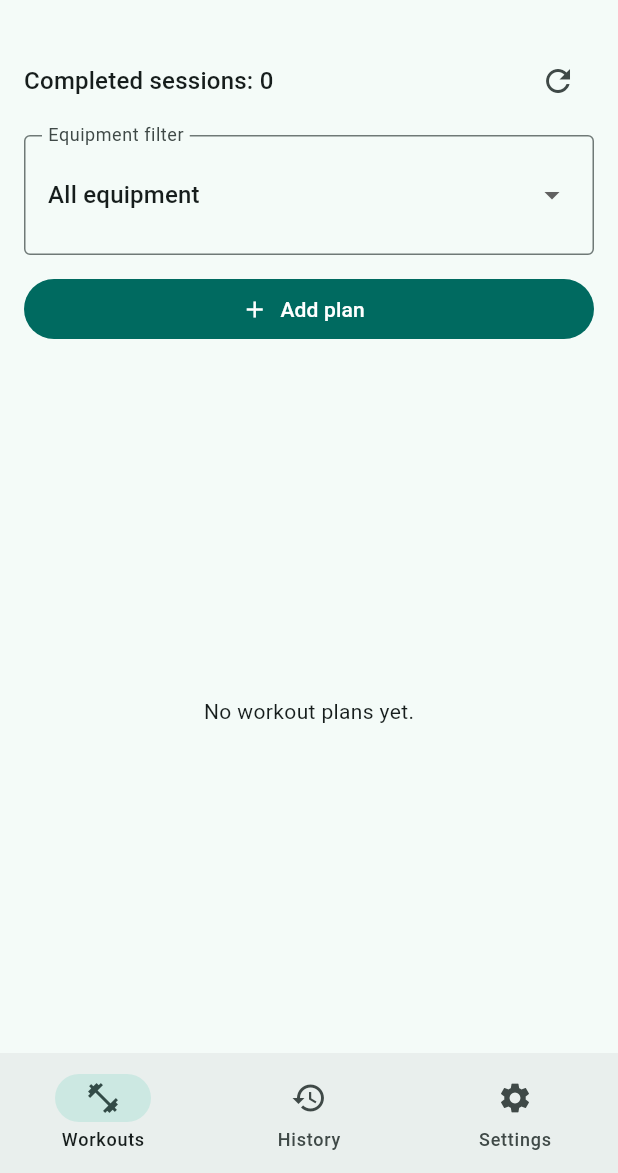
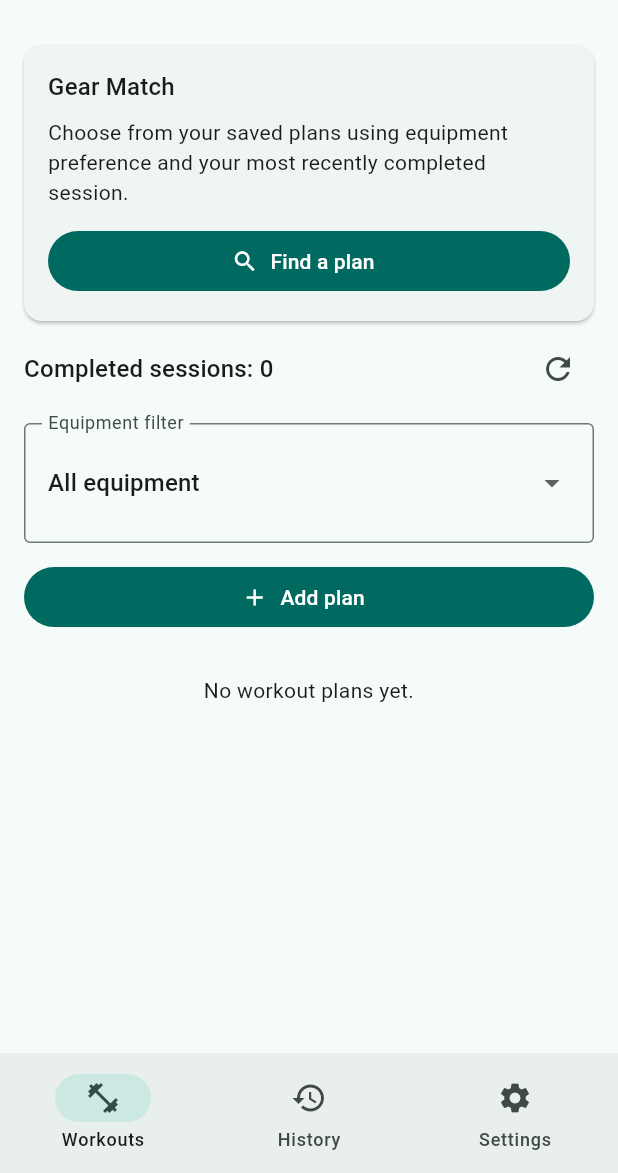
Before and after one commit to jemel119/movement_quest, a Flutter app: the screen it shows after launch, on a phone screen of 412 x 824 dp, the part 63-1236 px from its top. Run offline on Flutter 3.47's test engine with Material 3 defaults, Android fonts, the phone set to English and light mode, and no system bars; our stand-ins replace shared_preferences, sqflite; accounts and stored records are empty.

Commit message:
Make Gear Match catalog scrollable and fix test interactions

```diff
--- a/lib/screens/workout_catalog_screen.dart
+++ b/lib/screens/workout_catalog_screen.dart
@@ -3,6 +3,7 @@ import 'package:provider/provider.dart';
 
 import '../controllers/workout_controller.dart';
 import '../models/workout_plan.dart';
+import '../widgets/gear_match_panel.dart';
 import '../widgets/workout_card.dart';
 import 'workout_detail_screen.dart';
 import 'workout_editor_screen.dart';
@@ -138,10 +139,14 @@ class _WorkoutCatalogScreenState extends State<WorkoutCatalogScreen> {
         final busy = controller.isBusy || _confirmingDelete || _openingPage;
         final plans = controller.plans;
 
-        return Column(
+        return SingleChildScrollView(
+          padding: const EdgeInsets.fromLTRB(12, 12, 12, 24),
+          child: Column(
+            crossAxisAlignment: CrossAxisAlignment.stretch,
             children: [
+              GearMatchPanel(enabled: !busy, onViewPlan: _openDetails),
               Padding(
-              padding: const EdgeInsets.all(16),
+                padding: const EdgeInsets.all(4),
                 child: Column(
                   crossAxisAlignment: CrossAxisAlignment.stretch,
                   children: [
@@ -172,7 +177,9 @@ class _WorkoutCatalogScreenState extends State<WorkoutCatalogScreen> {
                         child: DropdownButton<String>(
                           value: controller.equipmentFilter,
                           isExpanded: true,
-                        onChanged: busy ? null : controller.setEquipmentFilter,
+                          onChanged: busy
+                              ? null
+                              : controller.setEquipmentFilter,
                           items: [
                             const DropdownMenuItem<String>(
                               value: null,
@@ -199,7 +206,7 @@ class _WorkoutCatalogScreenState extends State<WorkoutCatalogScreen> {
               ),
               if (controller.error != null)
                 Padding(
-                padding: const EdgeInsets.symmetric(horizontal: 16),
+                  padding: const EdgeInsets.all(4),
                   child: Column(
                     children: [
                       Text(
@@ -214,44 +221,41 @@ class _WorkoutCatalogScreenState extends State<WorkoutCatalogScreen> {
                   ),
                 ),
               if (controller.isLoading)
-              const LinearProgressIndicator(semanticsLabel: 'Loading workouts'),
-            Expanded(
-              child: !controller.hasLoaded
-                  ? Center(
+                const LinearProgressIndicator(
+                  semanticsLabel: 'Loading workouts',
+                ),
+              if (!controller.hasLoaded)
+                Padding(
+                  padding: const EdgeInsets.all(24),
                   child: Text(
                     controller.isLoading
                         ? 'Loading your workouts...'
                         : 'Your workouts could not be loaded.',
+                    textAlign: TextAlign.center,
                   ),
                 )
-                  : plans.isEmpty
-                  ? Center(
-                      child: Padding(
+              else if (plans.isEmpty)
+                Padding(
                   padding: const EdgeInsets.all(24),
                   child: Text(
                     controller.equipmentFilter == null
                         ? 'No workout plans yet.'
                         : 'No plans match this equipment filter.',
-                        ),
+                    textAlign: TextAlign.center,
                   ),
                 )
-                  : ListView.builder(
-                      padding: const EdgeInsets.fromLTRB(12, 0, 12, 16),
-                      itemCount: plans.length,
-                      itemBuilder: (context, index) {
-                        final plan = plans[index];
-
-                        return WorkoutCard(
+              else
+                ...plans.map(
+                  (plan) => WorkoutCard(
                     key: ValueKey(plan.id),
                     plan: plan,
                     onView: busy ? null : () => _openDetails(plan),
                     onEdit: busy ? null : () => _openEditor(plan: plan),
                     onDelete: busy ? null : () => _deletePlan(plan),
-                        );
-                      },
                   ),
                 ),
             ],
+          ),
         );
       },
     );
--- /dev/null
+++ b/lib/widgets/gear_match_panel.dart
@@ -0,0 +1,186 @@
+import 'package:flutter/material.dart';
+import 'package:provider/provider.dart';
+
+import '../controllers/preferences_controller.dart';
+import '../models/workout_plan.dart';
+import '../repositories/training_log_repository.dart';
+import '../repositories/workout_repository.dart';
+import '../services/gear_match_service.dart';
+
+class GearMatchPanel extends StatefulWidget {
+  final bool enabled;
+  final ValueChanged<WorkoutPlan> onViewPlan;
+
+  const GearMatchPanel({
+    super.key,
+    required this.onViewPlan,
+    this.enabled = true,
+  });
+
+  @override
+  State<GearMatchPanel> createState() => _GearMatchPanelState();
+}
+
+class _GearMatchPanelState extends State<GearMatchPanel> {
+  final _service = GearMatchService();
+
+  GearMatchResult? _result;
+  String? _message;
+
+  bool _loading = false;
+
+  Future<void> _recommend() async {
+    if (_loading || !widget.enabled) return;
+
+    setState(() {
+      _loading = true;
+      _result = null;
+      _message = null;
+    });
+
+    try {
+      final preferences = context.read<PreferencesController>();
+      final workouts = context.read<WorkoutRepository>();
+      final trainingLogs = context.read<TrainingLogRepository>();
+
+      if (!preferences.hasLoaded) {
+        final loaded = await preferences.load();
+
+        if (!mounted) return;
+
+        if (!loaded) {
+          setState(() {
+            _message =
+                preferences.error ??
+                'Could not load your equipment preference. Try again.';
+          });
+          return;
+        }
+      }
+
+      final equipmentPreference = preferences.preferences.equipmentPreference;
+
+      final plans = await workouts.getPlans();
+      final logs = await trainingLogs.getLogs();
+
+      if (!mounted) return;
+
+      final result = _service.recommend(
+        plans: plans,
+        logs: logs,
+        equipmentPreference: equipmentPreference,
+      );
+
+      setState(() {
+        _result = result;
+
+        if (result == null) {
+          _message = 'Add a workout plan, then try Gear Match again.';
+        }
+      });
+    } on ArgumentError {
+      if (!mounted) return;
+
+      setState(() {
+        _message =
+            'Gear Match received invalid input. Check your saved plans '
+            'and equipment preference.';
+      });
+    } on StateError {
+      if (!mounted) return;
+
+      setState(() {
+        _message =
+            'Gear Match could not use the saved session data. '
+            'Check your training history.';
+      });
+    } catch (_) {
+      if (!mounted) return;
+
+      setState(() {
+        _message = 'Could not load a recommendation. Try again.';
+      });
+    } finally {
+      if (mounted) {
+        setState(() => _loading = false);
+      }
+    }
+  }
+
+  void _dismiss() {
+    setState(() {
+      _result = null;
+      _message = null;
+    });
+  }
+
+  @override
+  Widget build(BuildContext context) {
+    final busy = _loading || !widget.enabled;
+    final result = _result;
+
+    return Card(
+      child: Padding(
+        padding: const EdgeInsets.all(16),
+        child: Column(
+          crossAxisAlignment: CrossAxisAlignment.stretch,
+          children: [
+            Text('Gear Match', style: Theme.of(context).textTheme.titleMedium),
+            const SizedBox(height: 8),
+            const Text(
+              'Choose from your saved plans using equipment preference '
+              'and your most recently completed session.',
+            ),
+            const SizedBox(height: 12),
+            FilledButton.icon(
+              onPressed: busy ? null : _recommend,
+              icon: const Icon(Icons.search),
+              label: Text(_loading ? 'Finding a plan...' : 'Find a plan'),
+            ),
+            if (_message != null) ...[
+              const SizedBox(height: 12),
+              Text(_message!, semanticsLabel: 'Gear Match: $_message'),
+            ],
+            if (result != null) ...[
+              const SizedBox(height: 16),
+              Text(
+                'Suggested plan: ${result.plan.title}',
+                style: Theme.of(context).textTheme.titleMedium,
+              ),
+              const SizedBox(height: 8),
+              Text('Rule score: ${result.score} of 3'),
+              const SizedBox(height: 8),
+              Text(result.reason),
+              const SizedBox(height: 8),
+              const Text(
+                'This is a rule-based suggestion, '
+                'not fitness or medical advice.',
+              ),
+              const SizedBox(height: 12),
+              Wrap(
+                spacing: 8,
+                children: [
+                  TextButton.icon(
+                    onPressed: busy
+                        ? null
+                        : () {
+                            final plan = result.plan;
+                            _dismiss();
+                            widget.onViewPlan(plan);
+                          },
+                    icon: const Icon(Icons.visibility_outlined),
+                    label: const Text('View plan'),
+                  ),
+                  TextButton(
+                    onPressed: busy ? null : _dismiss,
+                    child: const Text('Not now'),
+                  ),
+                ],
+              ),
+            ],
+          ],
+        ),
+      ),
+    );
+  }
+}
```
Also changed, not shown: 1 other file. Lines whose indentation alone changed are shown as unchanged.
